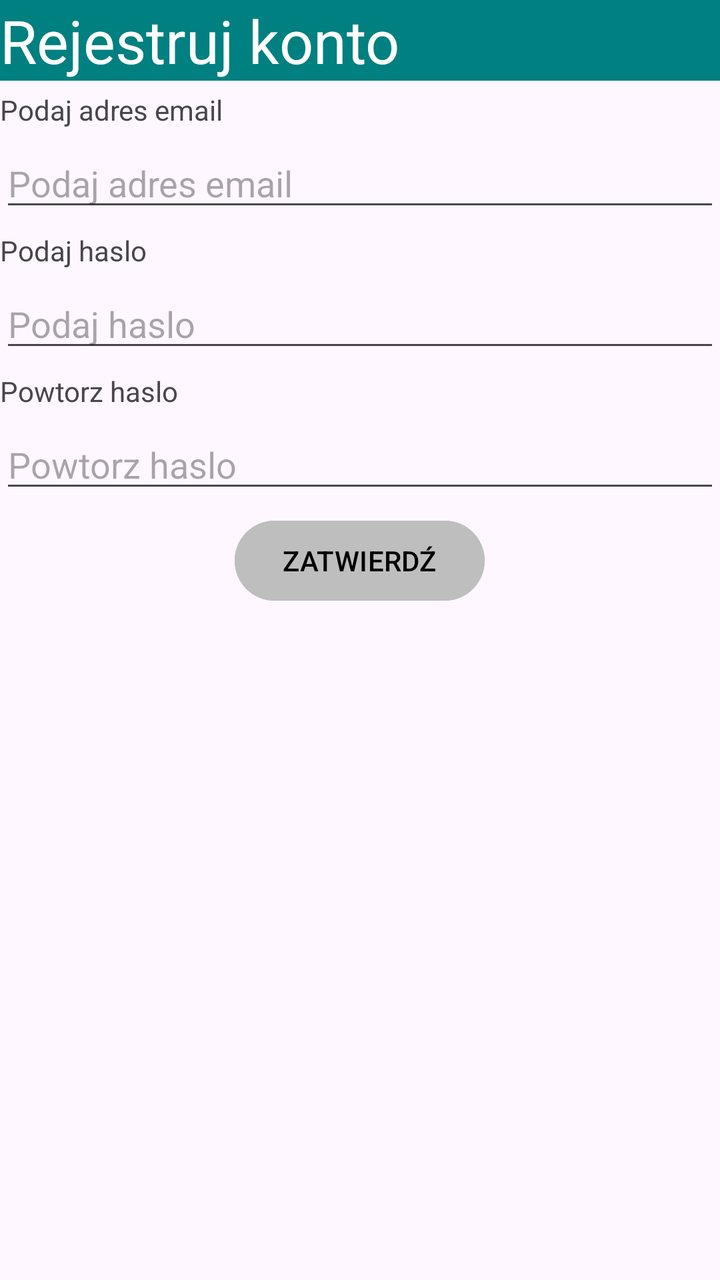
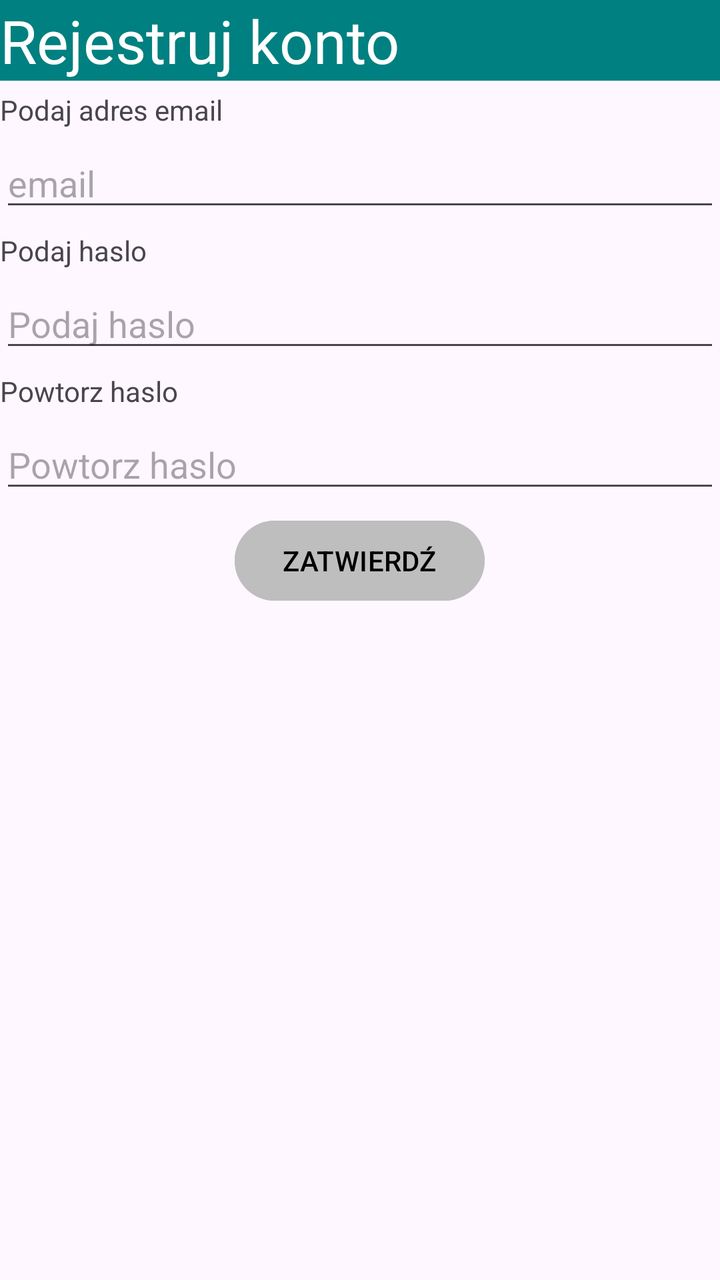

Screens rendered from an Android XML layout before and after an edit, with the pre-edit source and the edit as a unified diff.
<!-- AndroidManifest.xml: application theme Theme.Kolory_egzamin -->
<!-- res/layout/activity_main.xml -->
<?xml version="1.0" encoding="utf-8"?>
<androidx.constraintlayout.widget.ConstraintLayout xmlns:android="http://schemas.android.com/apk/res/android"
    xmlns:app="http://schemas.android.com/apk/res-auto"
    xmlns:tools="http://schemas.android.com/tools"
    android:id="@+id/main"
    android:layout_width="match_parent"
    android:layout_height="match_parent"
    tools:context=".MainActivity">

    <LinearLayout
        android:layout_width="match_parent"
        android:layout_height="match_parent"
        android:orientation="vertical">

        <TextView
            android:layout_width="match_parent"
            android:layout_height="wrap_content"
            android:text="Rejestruj konto"
            android:textSize="30dp"

            android:textColor="@color/white"
            android:background="#008080"
            />

        <TextView
            android:id="@+id/emailTextView"
            android:layout_marginTop="5dp"
            android:layout_width="match_parent"
            android:layout_height="wrap_content"
            android:text="Podaj adres email" />

        <EditText
            android:id="@+id/emailEditText"
            android:layout_marginTop="5dp"
            android:layout_width="match_parent"
            android:layout_height="wrap_content"
            android:ems="10"
            android:inputType="text"
            android:text=""
            android:hint="Podaj adres email"
            />

        <TextView
            android:id="@+id/passwordTextView"
            android:layout_marginTop="5dp"
            android:layout_width="match_parent"
            android:layout_height="wrap_content"
            android:text="Podaj haslo"
            />

        <EditText
            android:id="@+id/passwordEditText"
            android:layout_marginTop="5dp"
            android:layout_width="match_parent"
            android:layout_height="wrap_content"
            android:ems="10"
            android:inputType="text"
            android:text=""
            android:hint="Podaj haslo"/>

        <TextView
            android:id="@+id/repPasswordTextView"
            android:layout_width="match_parent"
            android:layout_marginTop="5dp"
            android:layout_height="wrap_content"
            android:text="Powtorz haslo" />

        <EditText
            android:id="@+id/repPasswordEditText"
            android:layout_marginTop="5dp"
            android:layout_width="match_parent"
            android:layout_height="wrap_content"
            android:ems="10"
            android:inputType="textPassword"
            android:hint="Powtorz haslo"/>

        <Button
            android:id="@+id/registerBtn"
            android:layout_marginTop="5dp"
            android:layout_width="wrap_content"
            android:layout_gravity="center"
            android:layout_height="wrap_content"
            android:text="ZATWIERDŹ"
            android:backgroundTint="#bebebe"
            android:textColor="@color/black"
            />

        <TextView
            android:id="@+id/welcomeTextView"
            android:layout_marginTop="5dp"
            android:layout_width="match_parent"
            android:layout_height="wrap_content"
            android:text="" />

    </LinearLayout>

</androidx.constraintlayout.widget.ConstraintLayout>
<!-- resources referenced by this layout -->
<resources>
  <color name="black">#FF000000</color>
  <color name="white">#FFFFFFFF</color>
  <style name="Theme.Kolory_egzamin" parent="Base.Theme.Kolory_egzamin" />
  <style name="Base.Theme.Kolory_egzamin" parent="Theme.Material3.DayNight.NoActionBar">
          
          
      </style>
</resources>

<!-- the commit's change to res/layout/activity_main.xml (unified diff, before → after) -->
@@ -37,7 +37,7 @@
             android:ems="10"
             android:inputType="text"
             android:text=""
-            android:hint="Podaj adres email"
+            android:hint="email"
             />
 
         <TextView
@@ -54,7 +54,7 @@
             android:layout_width="match_parent"
             android:layout_height="wrap_content"
             android:ems="10"
-            android:inputType="text"
+            android:inputType="textPassword"
             android:text=""
             android:hint="Podaj haslo"/>
 
@@ -88,6 +88,7 @@
         <TextView
             android:id="@+id/welcomeTextView"
             android:layout_marginTop="5dp"
+            android:gravity="center"
             android:layout_width="match_parent"
             android:layout_height="wrap_content"
             android:text="" />
